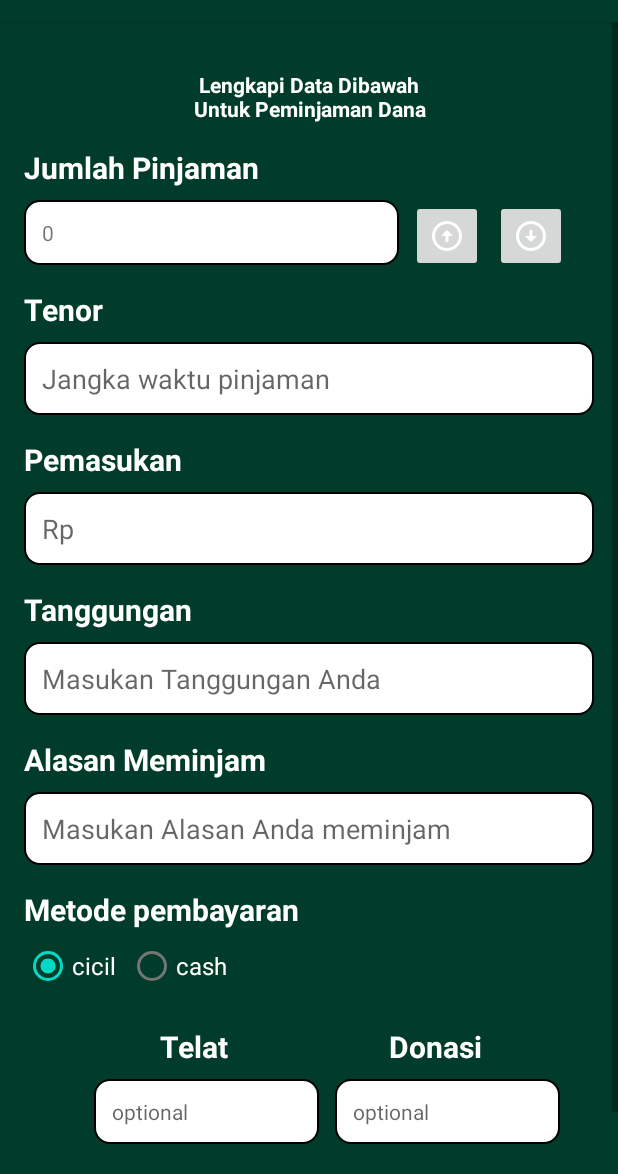
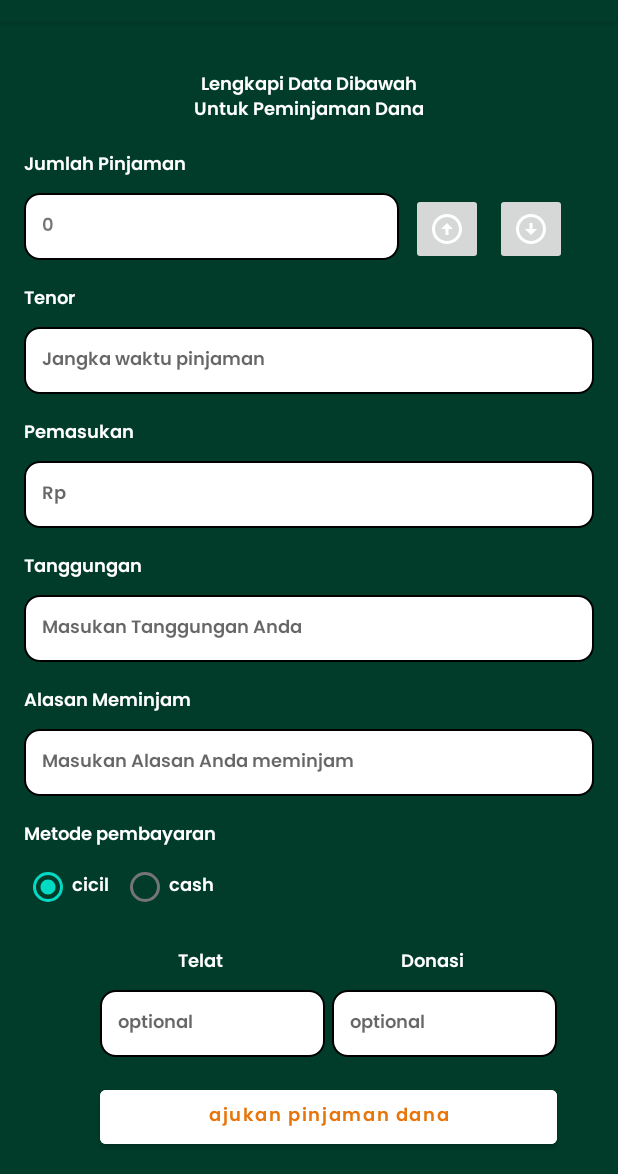
Before and after one commit to imamfirdaus-if/kasbaik, an Android app: the PinjamDanaActivity screen opened directly, with no data from a screen before it, on a phone screen of 412 x 824 dp, the part 62-1236 px from its top. Run offline under Robolectric (Android 15) with nearby library versions, the phone set to English and light mode, and no system bars; 1 statement that could not run was skipped.

Commit message:
update UI pinjam dana

```diff
--- a/android/app/src/main/res/layout/activity_beranda.xml
+++ b/android/app/src/main/res/layout/activity_beranda.xml
@@ -24,8 +24,8 @@
         android:layout_width="250dp"
         android:layout_height="60dp"
         android:layout_marginTop="32dp"
+        android:text="Tentang KasBaik"
         android:textAllCaps="false"
-        android:text="Tentang KasBaik"
         android:fontFamily="@font/poppins_semibold"
         android:textColor="@color/orange"
         android:backgroundTint="@color/white"
--- a/android/app/src/main/res/layout/activity_pinjam_dana.xml
+++ b/android/app/src/main/res/layout/activity_pinjam_dana.xml
@@ -19,6 +19,9 @@
             android:layout_height="wrap_content"
             android:layout_marginTop="32dp"
             android:text="Lengkapi Data Dibawah Untuk Peminjaman Dana"
+            android:textAllCaps="false"
+            android:fontFamily="@font/poppins_semibold"
+            android:textSize="12sp"
             android:textAlignment="center"
             android:textColor="@color/white"
             android:textStyle="bold"
@@ -33,8 +36,10 @@
             android:layout_marginVertical="16dp"
             android:layout_marginStart="16dp"
             android:text="Jumlah Pinjaman"
+            android:textAllCaps="false"
+            android:fontFamily="@font/poppins_semibold"
+            android:textSize="12sp"
             android:textColor="@color/white"
-            android:textSize="20sp"
             android:textStyle="bold"
             app:layout_constraintStart_toStartOf="parent"
             app:layout_constraintTop_toBottomOf="@id/title_pinjaman_page" />
@@ -47,6 +52,9 @@
             android:layout_marginTop="8dp"
             android:background="@drawable/rounded_corners"
             android:hint="Jumlah Pinjaman"
+            android:textAllCaps="false"
+            android:fontFamily="@font/poppins_semibold"
+            android:textSize="12sp"
             android:padding="12dp"
             app:layout_constraintStart_toStartOf="parent"
             app:layout_constraintTop_toBottomOf="@id/tv_label_jumlah_pinjaman" />
@@ -82,8 +90,10 @@
             android:layout_marginVertical="16dp"
             android:layout_marginStart="16dp"
             android:text="Tenor"
+            android:textAllCaps="false"
+            android:fontFamily="@font/poppins_semibold"
+            android:textSize="12sp"
             android:textColor="@color/white"
-            android:textSize="20sp"
             android:textStyle="bold"
             app:layout_constraintStart_toStartOf="parent"
             app:layout_constraintTop_toBottomOf="@id/tv_jumlah_pinjaman" />
@@ -96,6 +106,9 @@
             android:layout_marginTop="8dp"
             android:background="@drawable/rounded_corners"
             android:hint="Jangka waktu pinjaman"
+            android:textAllCaps="false"
+            android:fontFamily="@font/poppins_semibold"
+            android:textSize="12sp"
             android:inputType="number"
             android:padding="12dp"
             app:layout_constraintEnd_toEndOf="parent"
@@ -109,8 +122,10 @@
             android:layout_marginVertical="16dp"
             android:layout_marginStart="16dp"
             android:text="Pemasukan"
+            android:textAllCaps="false"
+            android:fontFamily="@font/poppins_semibold"
+            android:textSize="12sp"
             android:textColor="@color/white"
-            android:textSize="20sp"
             android:textStyle="bold"
             app:layout_constraintStart_toStartOf="parent"
             app:layout_constraintTop_toBottomOf="@id/tv_tenor" />
@@ -123,6 +138,9 @@
             android:layout_marginTop="8dp"
             android:background="@drawable/rounded_corners"
             android:hint="Rp"
+            android:textAllCaps="false"
+            android:fontFamily="@font/poppins_semibold"
+            android:textSize="12sp"
             android:inputType="number"
             android:padding="12dp"
             app:layout_constraintEnd_toEndOf="parent"
@@ -136,8 +154,11 @@
             android:layout_marginVertical="16dp"
             android:layout_marginStart="16dp"
             android:text="Tanggungan"
+            android:textAllCaps="false"
+            android:fontFamily="@font/poppins_semibold"
+            android:textSize="12sp"
             android:textColor="@color/white"
-            android:textSize="20sp"
+
             android:textStyle="bold"
             app:layout_constraintStart_toStartOf="parent"
             app:layout_constraintTop_toBottomOf="@id/tv_pemasukan" />
@@ -150,6 +171,9 @@
             android:layout_marginTop="8dp"
             android:background="@drawable/rounded_corners"
             android:hint="Masukan Tanggungan Anda"
+            android:textAllCaps="false"
+            android:fontFamily="@font/poppins_semibold"
+            android:textSize="12sp"
             android:inputType="number"
             android:padding="12dp"
             app:layout_constraintEnd_toEndOf="parent"
@@ -163,8 +187,10 @@
             android:layout_marginVertical="16dp"
             android:layout_marginStart="16dp"
             android:text="Alasan Meminjam"
+            android:textAllCaps="false"
+            android:fontFamily="@font/poppins_semibold"
+            android:textSize="12sp"
             android:textColor="@color/white"
-            android:textSize="20sp"
             android:textStyle="bold"
             app:layout_constraintStart_toStartOf="parent"
             app:layout_constraintTop_toBottomOf="@id/tv_tanggungan" />
@@ -177,6 +203,9 @@
             android:layout_marginTop="8dp"
             android:background="@drawable/rounded_corners"
             android:hint="Masukan Alasan Anda meminjam"
+            android:textAllCaps="false"
+            android:fontFamily="@font/poppins_semibold"
+            android:textSize="12sp"
             android:padding="12dp"
             app:layout_constraintEnd_toEndOf="parent"
             app:layout_constraintStart_toStartOf="parent"
@@ -189,8 +218,10 @@
             android:layout_marginVertical="16dp"
             android:layout_marginStart="16dp"
             android:text="Metode pembayaran"
+            android:textAllCaps="false"
+            android:fontFamily="@font/poppins_semibold"
+            android:textSize="12sp"
             android:textColor="@color/white"
-            android:textSize="20sp"
             android:textStyle="bold"
             app:layout_constraintStart_toStartOf="parent"
             app:layout_constraintTop_toBottomOf="@id/tv_reason" />
@@ -209,8 +240,11 @@
                 android:layout_height="wrap_content"
                 android:checked="true"
                 android:text="cicil"
+                android:textAllCaps="false"
+                android:fontFamily="@font/poppins_semibold"
+                android:textSize="12sp"
                 android:textColor="@color/white"
-                android:textSize="16sp" />
+                />
 
             <RadioButton
                 android:id="@+id/radio_cash"
@@ -218,8 +252,11 @@
                 android:layout_height="wrap_content"
                 android:layout_marginStart="8dp"
                 android:text="cash"
+                android:textAllCaps="false"
+                android:fontFamily="@font/poppins_semibold"
+                android:textSize="12sp"
                 android:textColor="@color/white"
-                android:textSize="16sp" />
+                />
         </RadioGroup>
 
         <TextView
@@ -229,8 +266,11 @@
             android:layout_marginVertical="16dp"
             android:layout_marginStart="16dp"
             android:text="Telat"
+            android:textAllCaps="false"
+            android:fontFamily="@font/poppins_semibold"
+            android:textSize="12sp"
             android:textColor="@color/white"
-            android:textSize="20sp"
+
             android:textStyle="bold"
             app:layout_constraintEnd_toStartOf="@id/tv_label_donasi"
             app:layout_constraintStart_toStartOf="parent"
@@ -243,8 +283,10 @@
             android:layout_marginVertical="16dp"
             android:layout_marginStart="16dp"
             android:text="Donasi"
+            android:textAllCaps="false"
+            android:fontFamily="@font/poppins_semibold"
+            android:textSize="12sp"
             android:textColor="@color/white"
-            android:textSize="20sp"
             android:textStyle="bold"
             app:layout_constraintEnd_toEndOf="parent"
             app:layout_constraintStart_toEndOf="@+id/tv_label_telat"
@@ -258,6 +300,9 @@
             android:layout_marginTop="8dp"
             android:background="@drawable/rounded_corners"
             android:hint="optional"
+            android:textAllCaps="false"
+            android:fontFamily="@font/poppins_semibold"
+            android:textSize="12sp"
             android:padding="12dp"
             app:layout_constraintEnd_toEndOf="@id/tv_label_telat"
             app:layout_constraintStart_toStartOf="@id/tv_label_telat"
@@ -271,6 +316,9 @@
             android:layout_marginTop="8dp"
             android:background="@drawable/rounded_corners"
             android:hint="optional"
+            android:textAllCaps="false"
+            android:fontFamily="@font/poppins_semibold"
+            android:textSize="12sp"
             android:padding="12dp"
             app:layout_constraintEnd_toEndOf="@id/tv_label_donasi"
             app:layout_constraintStart_toStartOf="@id/tv_label_donasi"
@@ -283,6 +331,9 @@
             android:layout_marginTop="16dp"
             android:backgroundTint="@color/white"
             android:text="ajukan pinjaman dana"
+            android:textAllCaps="false"
+            android:fontFamily="@font/poppins_semibold"
+            android:textSize="12sp"
             android:textColor="@color/orange"
             app:layout_constraintEnd_toEndOf="@+id/tv_donasi"
             app:layout_constraintStart_toStartOf="@id/tv_telat"
```
